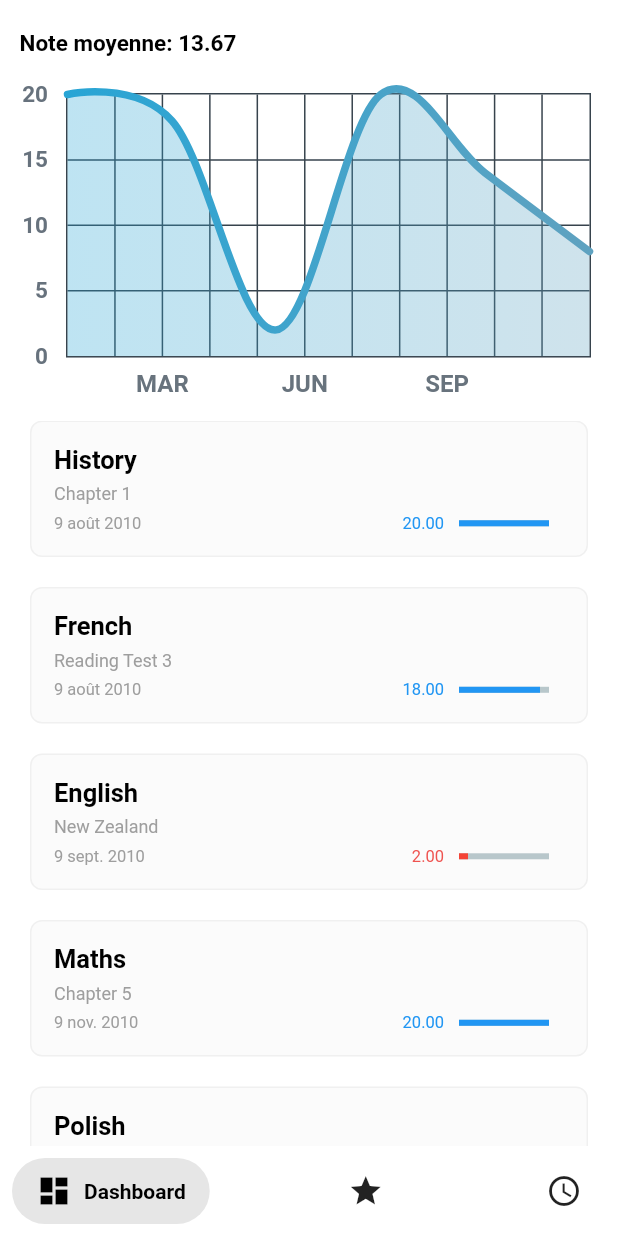
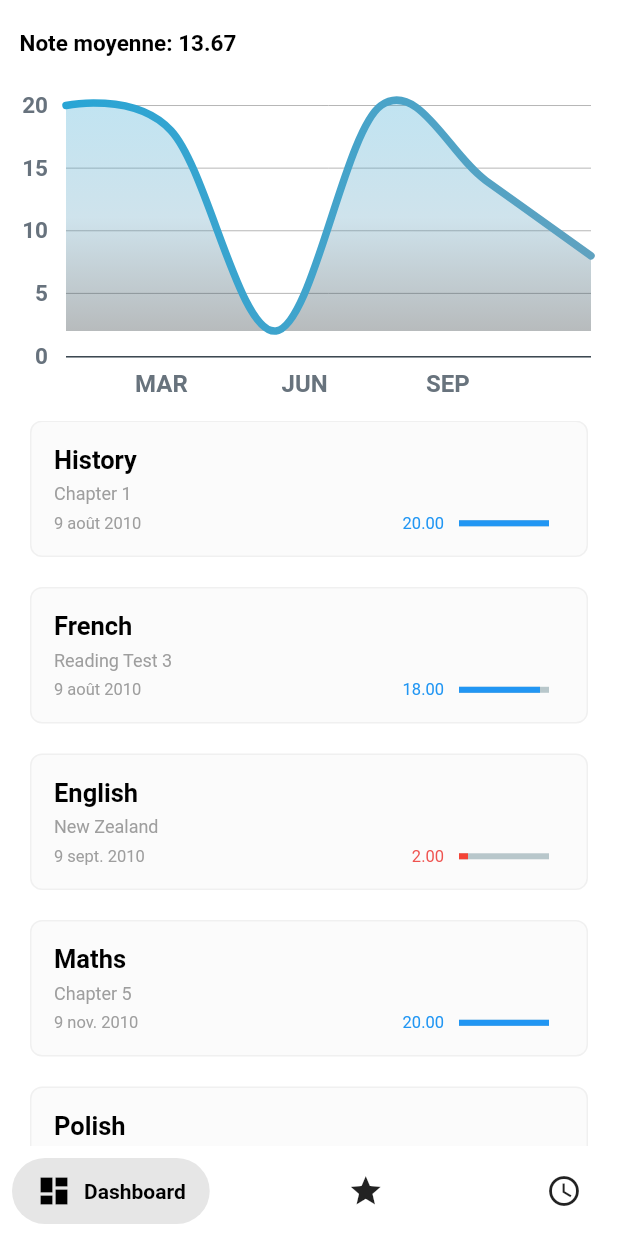
Before and after one commit to Volnetiks/Notes-BAC, a Flutter app: the screen it shows after launch, on a phone screen of 412 x 824 dp. Run offline on Flutter 3.47's test engine with Material 2 defaults, Android fonts, the phone set to English and light mode, and no system bars; drawn by our look-alikes of fl_chart, percent_indicator, salomon_bottom_bar; our stand-ins replace shared_preferences; Roboto replaces fonts that are missing (SFUI).

Commit message:
Redraw GradesChart for proper design

```diff
--- a/lib/widgets/grades_chart.dart
+++ b/lib/widgets/grades_chart.dart
@@ -15,7 +15,7 @@ class GradesChart extends StatefulWidget {
 class _GradesChartState extends State<GradesChart> {
   List<Color> gradientColors = [
     HexColor.fromHex("#28a5d5"),
-    HexColor.fromHex("#5fa2c0"),
+    HexColor.fromHex("#5fa2c0")
   ];
 
   @override
@@ -23,14 +23,16 @@ class _GradesChartState extends State<GradesChart> {
     List<FlSpot> values = [];
 
     double averageGrade = 0;
+    double lowestGrade = 20;
 
     for (int i = 0; i < widget.grades.length; i++) {
-      print(i);
-      values.add(FlSpot(11 / (widget.grades.length - 1) * i,
-          widget.grades[i].result / 10 * 2));
+      values.add(FlSpot(
+          11 / (widget.grades.length - 1) * i, widget.grades[i].resultOutOf20));
 
-      averageGrade += (widget.grades[i].result / 10 * 2);
-      print(averageGrade);
+      averageGrade += (widget.grades[i].resultOutOf20);
+      if (lowestGrade > widget.grades[i].resultOutOf20) {
+        lowestGrade = widget.grades[i].resultOutOf20;
+      }
     }
 
     averageGrade /= widget.grades.length;
@@ -57,7 +59,7 @@ class _GradesChartState extends State<GradesChart> {
                   color: Theme.of(context).scaffoldBackgroundColor),
               child: Padding(
                 padding: EdgeInsets.only(right: 18, top: 24, bottom: 12),
-                child: LineChart(mainData(values)),
+                child: LineChart(mainData(values, lowestGrade)),
               ),
             ),
           ),
@@ -66,20 +68,23 @@ class _GradesChartState extends State<GradesChart> {
     );
   }
 
-  LineChartData mainData(List<FlSpot> values) {
+  LineChartData mainData(List<FlSpot> values, double lowestGrade) {
+    List<Color> belowBarColors = gradientColors;
+    belowBarColors.add(Colors.transparent);
+
     return LineChartData(
       gridData: FlGridData(
         show: true,
-        drawVerticalLine: true,
-        getDrawingHorizontalLine: (value) {
-          return FlLine(color: const Color(0xff37434d), strokeWidth: 1);
-        },
-        getDrawingVerticalLine: (value) {
-          return FlLine(
-            color: const Color(0xff37434d),
-            strokeWidth: 1,
-          );
-        },
+        drawVerticalLine: false,
+        // getDrawingHorizontalLine: (value) {
+        //   return FlLine(color: const Color(0xff37434d), strokeWidth: 1);
+        // },
+        // getDrawingVerticalLine: (value) {
+        //   return FlLine(
+        //     color: const Color(0xff37434d),
+        //     strokeWidth: 1,
+        //   );
+        // },
       ),
       titlesData: FlTitlesData(
         show: true,
@@ -136,34 +141,32 @@ class _GradesChartState extends State<GradesChart> {
       ),
       borderData: FlBorderData(
           show: true,
-          border: Border.all(color: const Color(0xff37434d), width: 1)),
+          border: Border(
+            bottom: BorderSide(color: const Color(0xff37434d), width: 1),
+          )),
       minX: 0,
       maxX: 11,
       minY: 0,
-      maxY: 20,
+      maxY: 21,
       lineBarsData: [
         LineChartBarData(
           spots: values,
-          // spots: const [
-          //   FlSpot(0, 10),
-          //   FlSpot(2.6, 3.5751),
-          //   FlSpot(4.9, 15.44),
-          //   FlSpot(6.8, 13.44),
-          //   FlSpot(8, 9.44),
-          //   FlSpot(9.5, 17.44),
-          //   FlSpot(11, 6.44),
-          // ],
           isCurved: true,
-          colors: gradientColors,
+          colors: [HexColor.fromHex("#28a5d5"), HexColor.fromHex("#5fa2c0")],
           barWidth: 5,
           isStrokeCapRound: true,
           dotData: FlDotData(
             show: false,
           ),
           belowBarData: BarAreaData(
+            applyCutOffY: true,
+            cutOffY: lowestGrade,
             show: true,
+            gradientFrom: Offset(1, 0),
+            gradientTo: Offset(1, 1),
+            gradientColorStops: [0.15],
             colors:
-                gradientColors.map((color) => color.withOpacity(0.3)).toList(),
+                belowBarColors.map((color) => color.withOpacity(0.3)).toList(),
           ),
         ),
       ],
```
